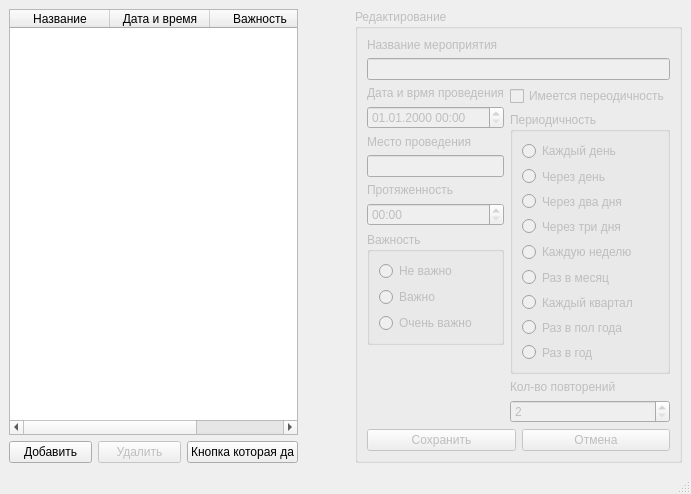
lolMatrix/petDotNetPlusWinApi, file dotolist/mainwindow.ui: the form before one commit.
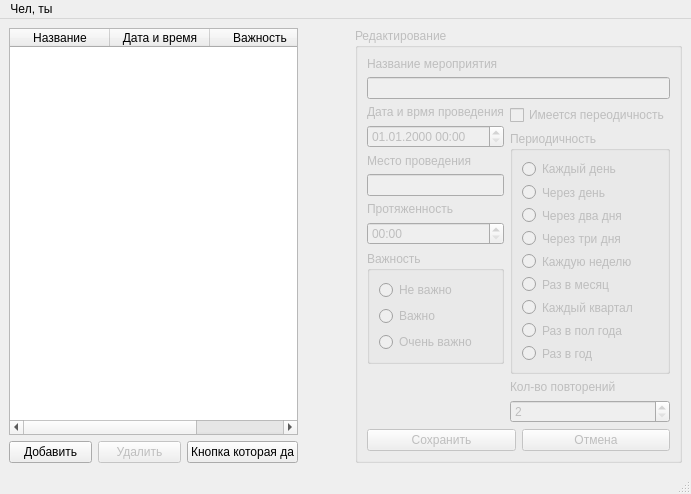
The form after the commit.

```diff
--- a/dotolist/mainwindow.ui
+++ b/dotolist/mainwindow.ui
@@ -400,6 +400,14 @@
      <height>21</height>
     </rect>
    </property>
+   <widget class="QMenu" name="menu">
+    <property name="title">
+     <string>Чел, ты</string>
+    </property>
+    <addaction name="StartServer"/>
+    <addaction name="StopServer"/>
+   </widget>
+   <addaction name="menu"/>
   </widget>
   <widget class="QStatusBar" name="statusbar"/>
  </widget>
```
Left out of the diff: 16 changed lines with no effect on the pictures.
